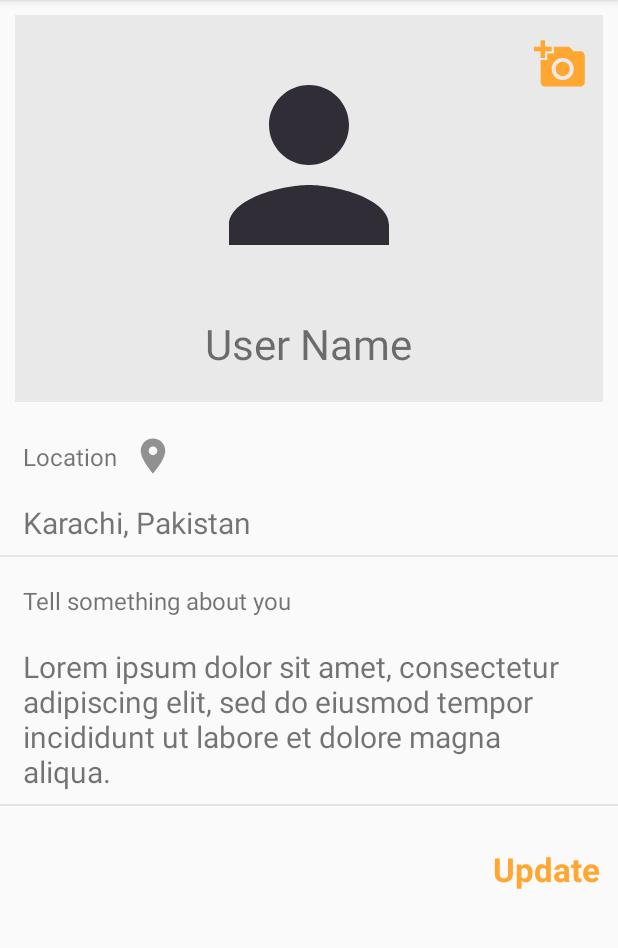
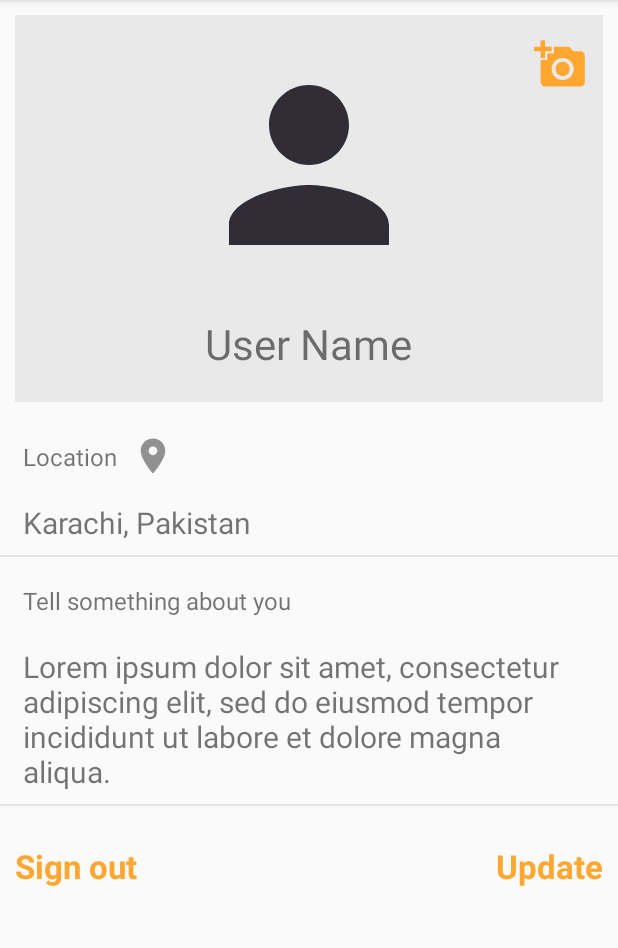
Before and after one commit to naumanahmad9/VolunteerApp, an Android app: the fragment UserProfileFragment shown on its own in the app's theme, on a phone screen of 412 x 824 dp, the part 84-1032 px from its top. Run offline under Robolectric (Android 15) with nearby library versions, the phone set to English and light mode, and no system bars.

Commit message:
made changes

```diff
--- a/app/build.gradle
+++ b/app/build.gradle
@@ -22,6 +22,7 @@ dependencies {
     implementation fileTree(dir: 'libs', include: ['*.jar'])
     implementation 'com.android.support:appcompat-v7:28.0.0'
     implementation 'com.android.support.constraint:constraint-layout:1.1.0'
+    implementation 'com.android.support:recyclerview-v7:28.0.0'
     testImplementation 'junit:junit:4.12'
     androidTestImplementation 'com.android.support.test:runner:1.0.2'
     androidTestImplementation 'com.android.support.test.espresso:espresso-core:3.0.2'
--- a/app/src/main/AndroidManifest.xml
+++ b/app/src/main/AndroidManifest.xml
@@ -16,13 +16,14 @@
                 <category android:name="android.intent.category.LAUNCHER" />
             </intent-filter>
         </activity>
-        <activity android:name=".HomeActivity" />
         <activity android:name=".LoginActivity" />
         <activity android:name=".SignupActivity" />
         <activity android:name=".SearchEventsActivity" />
         <activity android:name=".EventsNearbyActivity" />
         <activity android:name=".EventDetailActivity" />
-        <activity android:name=".OrgProfileActivity"></activity>
+        <activity android:name=".OrgProfileActivity" />
+        <activity android:name=".DashboardActivity" />
+        <activity android:name=".AddEventActivity"></activity>
     </application>
 
 </manifest>
--- a/app/src/main/java/com/example/hpnotebook/volunteerapp/SearchEventsActivity.java
+++ b/app/src/main/java/com/example/hpnotebook/volunteerapp/SearchEventsActivity.java
@@ -30,7 +30,8 @@ public class SearchEventsActivity extends AppCompatActivity {
         chl.setChoiceMode(ListView.CHOICE_MODE_MULTIPLE);
 
         String[] items = {"Education", "Social Work", "Healthcare", "Technology", "Cooking",
-                            "Events", "Donation", "Marketing"};
+                            "Events", "Donation", "Marketing", "The Citizen Foundation",
+                            "SOS Village", "Transportation"};
 
         ArrayAdapter<String> adapter = new ArrayAdapter<String>(this,
                                         R.layout.event_category_list_layout, R.id.txt_lan, items);
--- a/app/src/main/res/layout/fragment_user_profile.xml
+++ b/app/src/main/res/layout/fragment_user_profile.xml
@@ -122,8 +122,22 @@
             android:layout_below="@id/separator2"
             android:layout_alignParentEnd="true"
             android:layout_marginTop="15dp"
-            android:padding="12dp"
+            android:padding="10dp"
             android:text="Update"
+            android:textStyle="bold"
+            android:textSize="22sp"
+            android:textColor="@color/colorPrimary"
+            />
+
+        <TextView
+            android:id="@+id/profile_signout"
+            android:layout_width="wrap_content"
+            android:layout_height="wrap_content"
+            android:layout_below="@id/separator2"
+            android:layout_alignParentStart="true"
+            android:layout_marginTop="15dp"
+            android:padding="10dp"
+            android:text="Sign out"
             android:textStyle="bold"
             android:textSize="22sp"
             android:textColor="@color/colorPrimary"
```
Also changed, not shown: app/src/main/java/com/example/hpnotebook/volunteerapp/HomeActivity.java (deleted, +0 -13 lines), app/src/main/res/layout/activity_home.xml (deleted, +0 -23 lines).
